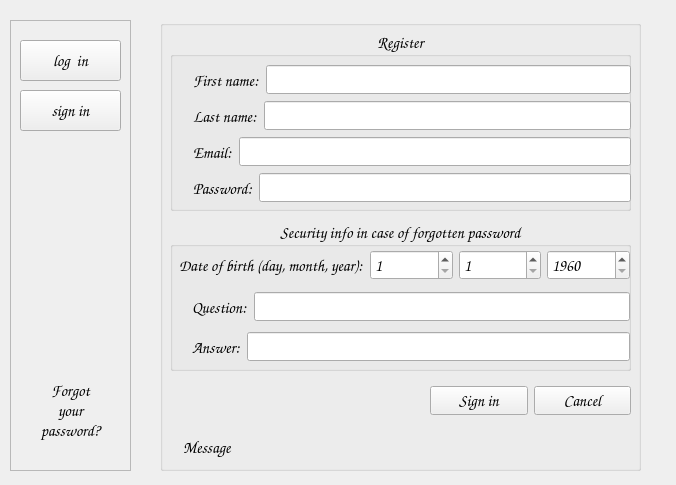
Before: the Qt Designer form App_main/UI/register_login.ui in piotrekgelert/register-sign-in-form-pyqt, drawn with Qt 5.
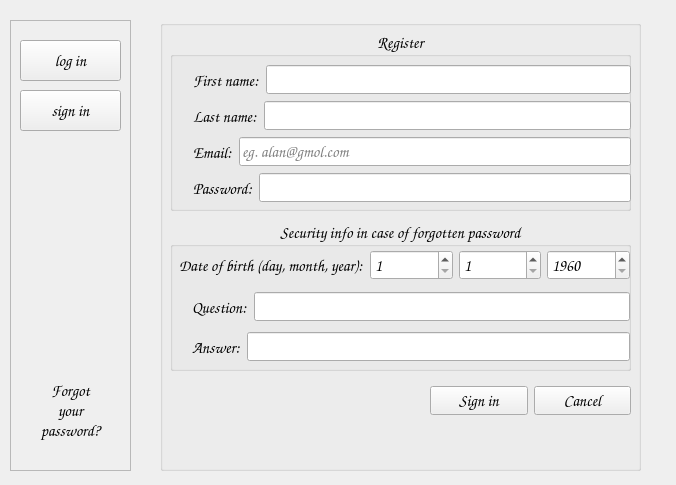
After: the same form once the commit is applied. The open tabs and pages were chosen to show the change. Icons and pictures are not drawn.

Commit message: hash the password recreate register form

Patch:
```diff
--- a/App_main/UI/register_login.ui
+++ b/App_main/UI/register_login.ui
@@ -381,7 +381,11 @@
           </widget>
          </item>
          <item>
-          <widget class="QLineEdit" name="le_register_email"/>
+          <widget class="QLineEdit" name="le_register_email">
+           <property name="placeholderText">
+            <string>eg. alan@gmol.com</string>
+           </property>
+          </widget>
          </item>
         </layout>
        </widget>
@@ -635,11 +639,7 @@
          </widget>
         </item>
         <item>
-         <widget class="QLabel" name="lb_register_message">
-          <property name="text">
-           <string>Message</string>
-          </property>
-         </widget>
+         <widget class="QLabel" name="lb_register_message"/>
         </item>
        </layout>
       </widget>
@@ -1060,7 +1060,7 @@
       </rect>
      </property>
      <property name="text">
-      <string>log  in</string>
+      <string>log in</string>
      </property>
      <property name="icon">
       <iconset resource="../../App_icons/resource_icons.qrc">
```
Left out of the diff: 36 changed lines with no effect on the pictures. The commit also changes 7 other files.
